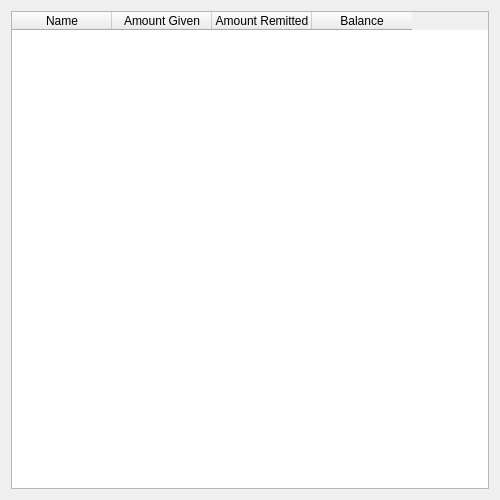
Old version of the form forms/DaybookAllAgentsDialog.ui in the repository alanhaggai/Daily-Collection.
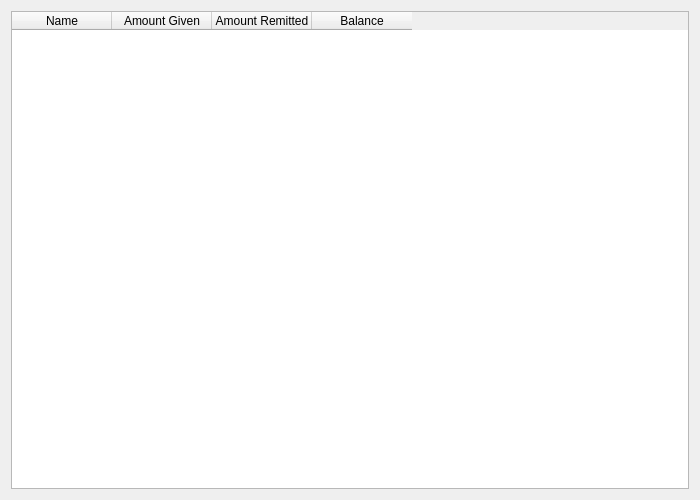
New version of the form.

Patch:
```diff
--- a/forms/DaybookAllAgentsDialog.ui
+++ b/forms/DaybookAllAgentsDialog.ui
@@ -6,13 +6,13 @@
    <rect>
     <x>0</x>
     <y>0</y>
-    <width>500</width>
+    <width>700</width>
     <height>500</height>
    </rect>
   </property>
   <property name="minimumSize">
    <size>
-    <width>500</width>
+    <width>700</width>
     <height>500</height>
    </size>
   </property>
```
